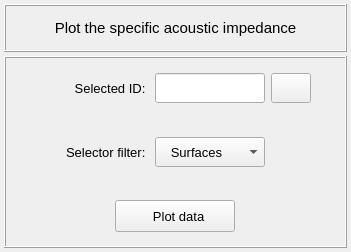
Above: vibra/interface/data/ui_files/plots/acoustic/acoustic_impedance_inputs.ui from MOPT-UFSC/VIBRA before the change. Below: the same form after it.
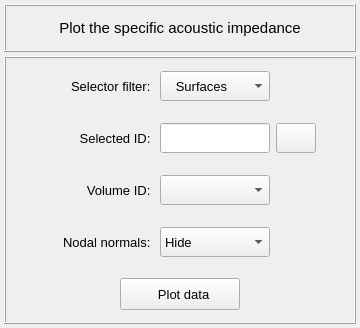
That is the form after the change. Icons and pictures are not drawn.

The edit to the form file:
```diff
--- a/vibra/interface/data/ui_files/plots/acoustic/acoustic_impedance_inputs.ui
+++ b/vibra/interface/data/ui_files/plots/acoustic/acoustic_impedance_inputs.ui
@@ -6,8 +6,8 @@
    <rect>
     <x>0</x>
     <y>0</y>
-    <width>351</width>
-    <height>252</height>
+    <width>360</width>
+    <height>328</height>
    </rect>
   </property>
   <property name="windowTitle">
@@ -142,17 +142,387 @@
        <number>4</number>
       </property>
       <item row="0" column="0">
+       <widget class="QFrame" name="frame_5">
+        <property name="minimumSize">
+         <size>
+          <width>0</width>
+          <height>48</height>
+         </size>
+        </property>
+        <property name="maximumSize">
+         <size>
+          <width>16777215</width>
+          <height>48</height>
+         </size>
+        </property>
+        <property name="frameShape">
+         <enum>QFrame::NoFrame</enum>
+        </property>
+        <property name="frameShadow">
+         <enum>QFrame::Raised</enum>
+        </property>
+        <layout class="QGridLayout" name="gridLayout_6">
+         <property name="leftMargin">
+          <number>2</number>
+         </property>
+         <property name="topMargin">
+          <number>2</number>
+         </property>
+         <property name="rightMargin">
+          <number>2</number>
+         </property>
+         <property name="bottomMargin">
+          <number>2</number>
+         </property>
+         <property name="horizontalSpacing">
+          <number>6</number>
+         </property>
+         <property name="verticalSpacing">
+          <number>2</number>
+         </property>
+         <item row="0" column="1">
+          <widget class="QLabel" name="label_2">
+           <property name="minimumSize">
+            <size>
+             <width>110</width>
+             <height>30</height>
+            </size>
+           </property>
+           <property name="maximumSize">
+            <size>
+             <width>110</width>
+             <height>30</height>
+            </size>
+           </property>
+           <property name="font">
+            <font>
+             <pointsize>10</pointsize>
+            </font>
+           </property>
+           <property name="text">
+            <string>Selector filter: </string>
+           </property>
+           <property name="alignment">
+            <set>Qt::AlignRight|Qt::AlignTrailing|Qt::AlignVCenter</set>
+           </property>
+          </widget>
+         </item>
+         <item row="0" column="2">
+          <widget class="QComboBox" name="comboBox_selector_filter">
+           <property name="minimumSize">
+            <size>
+             <width>110</width>
+             <height>30</height>
+            </size>
+           </property>
+           <property name="maximumSize">
+            <size>
+             <width>110</width>
+             <height>30</height>
+            </size>
+           </property>
+           <property name="font">
+            <font>
+             <pointsize>10</pointsize>
+            </font>
+           </property>
+           <property name="styleSheet">
+            <string notr="true"/>
+           </property>
+           <property name="currentIndex">
+            <number>0</number>
+           </property>
+           <item>
+            <property name="text">
+             <string>   Surfaces</string>
+            </property>
+           </item>
+           <item>
+            <property name="text">
+             <string>   Nodes</string>
+            </property>
+           </item>
+          </widget>
+         </item>
+         <item row="0" column="3">
+          <widget class="QFrame" name="frame_6">
+           <property name="minimumSize">
+            <size>
+             <width>40</width>
+             <height>30</height>
+            </size>
+           </property>
+           <property name="maximumSize">
+            <size>
+             <width>40</width>
+             <height>30</height>
+            </size>
+           </property>
+           <property name="frameShape">
+            <enum>QFrame::NoFrame</enum>
+           </property>
+           <property name="frameShadow">
+            <enum>QFrame::Raised</enum>
+           </property>
+          </widget>
+         </item>
+         <item row="0" column="0">
+          <spacer name="horizontalSpacer_3">
+           <property name="orientation">
+            <enum>Qt::Horizontal</enum>
+           </property>
+           <property name="sizeHint" stdset="0">
+            <size>
+             <width>40</width>
+             <height>20</height>
+            </size>
+           </property>
+          </spacer>
+         </item>
+         <item row="0" column="4">
+          <spacer name="horizontalSpacer_4">
+           <property name="orientation">
+            <enum>Qt::Horizontal</enum>
+           </property>
+           <property name="sizeHint" stdset="0">
+            <size>
+             <width>40</width>
+             <height>20</height>
+            </size>
+           </property>
+          </spacer>
+         </item>
+        </layout>
+       </widget>
+      </item>
+      <item row="3" column="0">
+       <widget class="QFrame" name="frame_volume_selector">
+        <property name="minimumSize">
+         <size>
+          <width>0</width>
+          <height>48</height>
+         </size>
+        </property>
+        <property name="maximumSize">
+         <size>
+          <width>16777215</width>
+          <height>48</height>
+         </size>
+        </property>
+        <property name="frameShape">
+         <enum>QFrame::NoFrame</enum>
+        </property>
+        <property name="frameShadow">
+         <enum>QFrame::Raised</enum>
+        </property>
+        <layout class="QGridLayout" name="gridLayout_7">
+         <property name="leftMargin">
+          <number>2</number>
+         </property>
+         <property name="topMargin">
+          <number>2</number>
+         </property>
+         <property name="rightMargin">
+          <number>2</number>
+         </property>
+         <property name="bottomMargin">
+          <number>2</number>
+         </property>
+         <property name="horizontalSpacing">
+          <number>6</number>
+         </property>
+         <property name="verticalSpacing">
+          <number>2</number>
+         </property>
+         <item row="0" column="1">
+          <widget class="QLabel" name="label_3">
+           <property name="minimumSize">
+            <size>
+             <width>110</width>
+             <height>30</height>
+            </size>
+           </property>
+           <property name="maximumSize">
+            <size>
+             <width>110</width>
+             <height>30</height>
+            </size>
+           </property>
+           <property name="font">
+            <font>
+             <pointsize>10</pointsize>
+            </font>
+           </property>
+           <property name="text">
+            <string>Volume ID: </string>
+           </property>
+           <property name="alignment">
+            <set>Qt::AlignRight|Qt::AlignTrailing|Qt::AlignVCenter</set>
+           </property>
+          </widget>
+         </item>
+         <item row="0" column="2">
+          <widget class="QComboBox" name="comboBox_volumes">
+           <property name="minimumSize">
+            <size>
+             <width>110</width>
+             <height>30</height>
+            </size>
+           </property>
+           <property name="maximumSize">
+            <size>
+             <width>110</width>
+             <height>30</height>
+            </size>
+           </property>
+           <property name="font">
+            <font>
+             <pointsize>10</pointsize>
+            </font>
+           </property>
+           <property name="styleSheet">
+            <string notr="true"/>
+           </property>
+           <property name="currentIndex">
+            <number>-1</number>
+           </property>
+          </widget>
+         </item>
+         <item row="0" column="3">
+          <widget class="QFrame" name="frame_8">
+           <property name="minimumSize">
+            <size>
+             <width>40</width>
+             <height>30</height>
+            </size>
+           </property>
+           <property name="maximumSize">
+            <size>
+             <width>40</width>
+             <height>30</height>
+            </size>
+           </property>
+           <property name="frameShape">
+            <enum>QFrame::NoFrame</enum>
+           </property>
+           <property name="frameShadow">
+            <enum>QFrame::Raised</enum>
+           </property>
+          </widget>
+         </item>
+         <item row="0" column="0">
+          <spacer name="horizontalSpacer_5">
+           <property name="orientation">
+            <enum>Qt::Horizontal</enum>
+           </property>
+           <property name="sizeHint" stdset="0">
+            <size>
+             <width>40</width>
+             <height>20</height>
+            </size>
+           </property>
+          </spacer>
+         </item>
+         <item row="0" column="4">
+          <spacer name="horizontalSpacer_6">
+           <property name="orientation">
+            <enum>Qt::Horizontal</enum>
+           </property>
+           <property name="sizeHint" stdset="0">
+            <size>
+             <width>40</width>
+             <height>20</height>
+            </size>
+           </property>
+          </spacer>
+         </item>
+        </layout>
+       </widget>
+      </item>
+      <item row="5" column="0">
+       <widget class="QFrame" name="frame_3">
+        <property name="minimumSize">
+         <size>
+          <width>0</width>
+          <height>48</height>
+         </size>
+        </property>
+        <property name="maximumSize">
+         <size>
+          <width>16777215</width>
+          <height>48</height>
+         </size>
+        </property>
+        <property name="frameShape">
+         <enum>QFrame::NoFrame</enum>
+        </property>
+        <property name="frameShadow">
+         <enum>QFrame::Raised</enum>
+        </property>
+        <layout class="QGridLayout" name="gridLayout_47">
+         <property name="leftMargin">
+          <number>2</number>
+         </property>
+         <property name="topMargin">
+          <number>2</number>
+         </property>
+         <property name="rightMargin">
+          <number>2</number>
+         </property>
+         <property name="bottomMargin">
+          <number>2</number>
+         </property>
+         <property name="spacing">
+          <number>2</number>
+         </property>
+         <item row="0" column="0">
+          <widget class="QPushButton" name="pushButton_plot_data">
+           <property name="minimumSize">
+            <size>
+             <width>120</width>
+             <height>32</height>
+            </size>
+           </property>
+           <property name="maximumSize">
+            <size>
+             <width>120</width>
+             <height>32</height>
+            </size>
+           </property>
+           <property name="font">
+            <font>
+             <pointsize>10</pointsize>
+            </font>
+           </property>
+           <property name="styleSheet">
+            <string notr="true"/>
+           </property>
+           <property name="text">
+            <string>  Plot data</string>
+           </property>
+           <property name="autoDefault">
+            <bool>false</bool>
+           </property>
+           <property name="flat">
+            <bool>false</bool>
+           </property>
+          </widget>
+         </item>
+        </layout>
+       </widget>
+      </item>
+      <item row="1" column="0">
        <widget class="QFrame" name="frame_4">
         <property name="minimumSize">
          <size>
           <width>0</width>
-          <height>52</height>
+          <height>48</height>
          </size>
         </property>
         <property name="maximumSize">
          <size>
           <width>16777215</width>
-          <height>52</height>
+          <height>48</height>
          </size>
         </property>
         <property name="frameShape">
@@ -317,18 +687,18 @@
         </layout>
        </widget>
       </item>
-      <item row="2" column="0">
-       <widget class="QFrame" name="frame_3">
+      <item row="4" column="0">
+       <widget class="QFrame" name="frame_7">
         <property name="minimumSize">
          <size>
           <width>0</width>
-          <height>52</height>
+          <height>48</height>
          </size>
         </property>
         <property name="maximumSize">
          <size>
           <width>16777215</width>
-          <height>52</height>
+          <height>48</height>
          </size>
         </property>
         <property name="frameShape">
@@ -337,67 +707,7 @@
         <property name="frameShadow">
          <enum>QFrame::Raised</enum>
         </property>
-        <layout class="QGridLayout" name="gridLayout_47">
-         <property name="leftMargin">
-          <number>2</number>
-         </property>
-         <property name="topMargin">
-          <number>2</number>
-         </property>
-         <property name="rightMargin">
-          <number>2</number>
-         </property>
-         <property name="bottomMargin">
-          <number>2</number>
-         </property>
-         <property name="spacing">
-          <number>2</number>
-         </property>
-         <item row="0" column="0">
-          <widget class="QPushButton" name="pushButton_plot_data">
-           <property name="minimumSize">
-            <size>
-             <width>120</width>
-             <height>32</height>
-            </size>
-           </property>
-           <property name="maximumSize">
-            <size>
-             <width>120</width>
-             <height>32</height>
-            </size>
-           </property>
-           <property name="font">
-            <font>
-             <pointsize>10</pointsize>
-            </font>
-           </property>
-           <property name="styleSheet">
-            <string notr="true"/>
-           </property>
-           <property name="text">
-            <string>  Plot data</string>
-           </property>
-           <property name="autoDefault">
-            <bool>false</bool>
-           </property>
-           <property name="flat">
-            <bool>false</bool>
-           </property>
-          </widget>
-         </item>
-        </layout>
-       </widget>
-      </item>
-      <item row="1" column="0">
-       <widget class="QFrame" name="frame_5">
-        <property name="frameShape">
-         <enum>QFrame::NoFrame</enum>
-        </property>
-        <property name="frameShadow">
-         <enum>QFrame::Raised</enum>
-        </property>
-        <layout class="QGridLayout" name="gridLayout_6">
+        <layout class="QGridLayout" name="gridLayout_8">
          <property name="leftMargin">
           <number>2</number>
          </property>
@@ -417,7 +727,7 @@
           <number>2</number>
          </property>
          <item row="0" column="1">
-          <widget class="QLabel" name="label_2">
+          <widget class="QLabel" name="label_4">
            <property name="minimumSize">
             <size>
              <width>110</width>
@@ -436,7 +746,7 @@
             </font>
            </property>
            <property name="text">
-            <string>Selector filter: </string>
+            <string>Nodal normals: </string>
            </property>
            <property name="alignment">
             <set>Qt::AlignRight|Qt::AlignTrailing|Qt::AlignVCenter</set>
@@ -444,7 +754,7 @@
           </widget>
          </item>
          <item row="0" column="2">
-          <widget class="QComboBox" name="comboBox_selector_filter">
+          <widget class="QComboBox" name="comboBox_nodal_normals">
            <property name="minimumSize">
             <size>
              <width>110</width>
@@ -470,7 +780,7 @@
            </property>
            <item>
             <property name="text">
-             <string>   Surfaces</string>
+             <string>Hide</string>
             </property>
            </item>
            <item>
@@ -481,7 +791,7 @@
           </widget>
          </item>
          <item row="0" column="3">
-          <widget class="QFrame" name="frame_6">
+          <widget class="QFrame" name="frame_9">
            <property name="minimumSize">
             <size>
              <width>40</width>
@@ -503,7 +813,7 @@
           </widget>
          </item>
          <item row="0" column="0">
-          <spacer name="horizontalSpacer_3">
+          <spacer name="horizontalSpacer_7">
            <property name="orientation">
             <enum>Qt::Horizontal</enum>
            </property>
@@ -516,7 +826,7 @@
           </spacer>
          </item>
          <item row="0" column="4">
-          <spacer name="horizontalSpacer_4">
+          <spacer name="horizontalSpacer_8">
            <property name="orientation">
             <enum>Qt::Horizontal</enum>
            </property>
```
Left out of the diff: 28 changed lines with no effect on the pictures.
